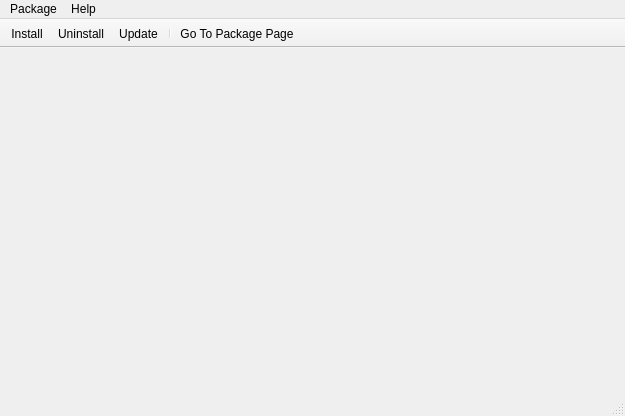
Above: wpmcpp/mainwindow.ui from npackd/npackd before the change. Below: the same form after it.
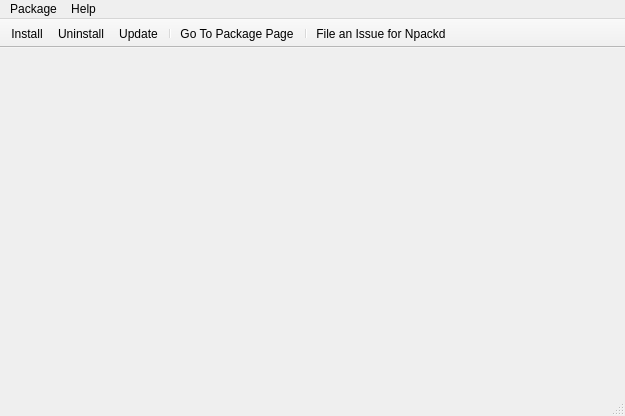
That is the form after the change. Icons and pictures are not drawn.

Diff of the .ui file:
```diff
--- a/wpmcpp/mainwindow.ui
+++ b/wpmcpp/mainwindow.ui
@@ -100,6 +100,8 @@
    <addaction name="actionUpdate"/>
    <addaction name="separator"/>
    <addaction name="actionGotoPackageURL"/>
+   <addaction name="separator"/>
+   <addaction name="actionFile_an_Issue"/>
   </widget>
   <widget class="QStatusBar" name="statusBar"/>
   <action name="actionExit">
@@ -229,6 +231,18 @@
     <string>Ctrl+W</string>
    </property>
   </action>
+  <action name="actionFile_an_Issue">
+   <property name="icon">
+    <iconset resource="wpmcpp.qrc">
+     <normaloff>:/images/fileissue.png</normaloff>:/images/fileissue.png</iconset>
+   </property>
+   <property name="text">
+    <string>File an Issue for Npackd</string>
+   </property>
+   <property name="toolTip">
+    <string>Found a bug? Wish a new feature to be added? Your favourite program is not available? File an issue!</string>
+   </property>
+  </action>
  </widget>
  <layoutdefault spacing="6" margin="11"/>
  <tabstops>
```
Left out of the diff: 1 changed line with no effect on the pictures.
